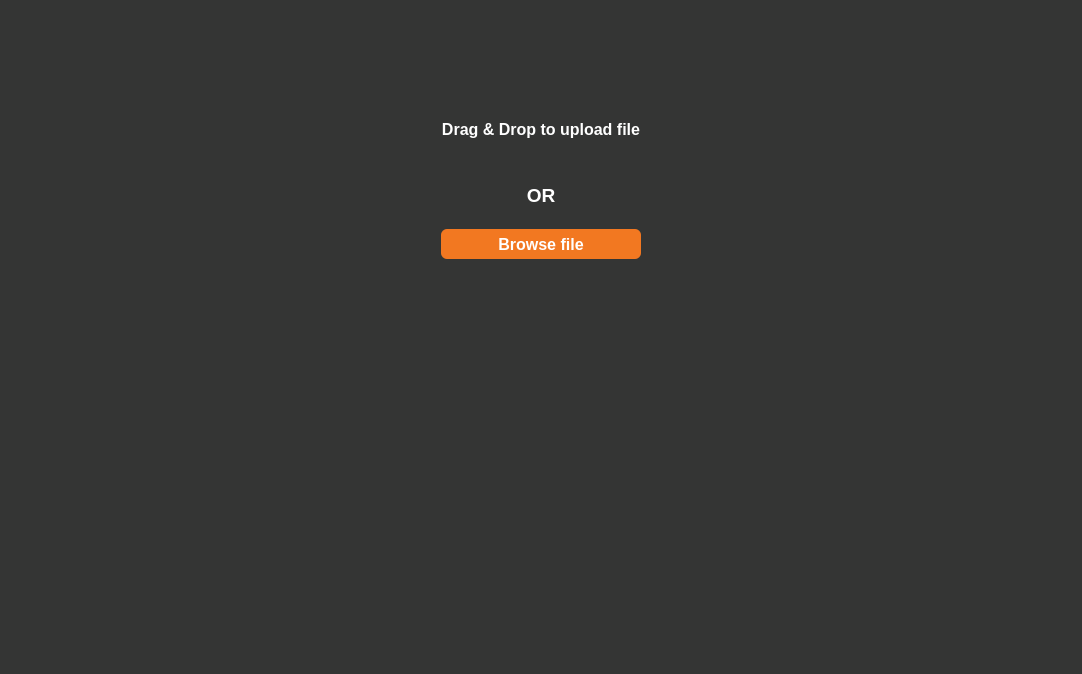
First picture: the form in newSimpleAnalyze/screens/ui/FileUploader.ui, repository Smidig-Leo/volatility3, before the edit.
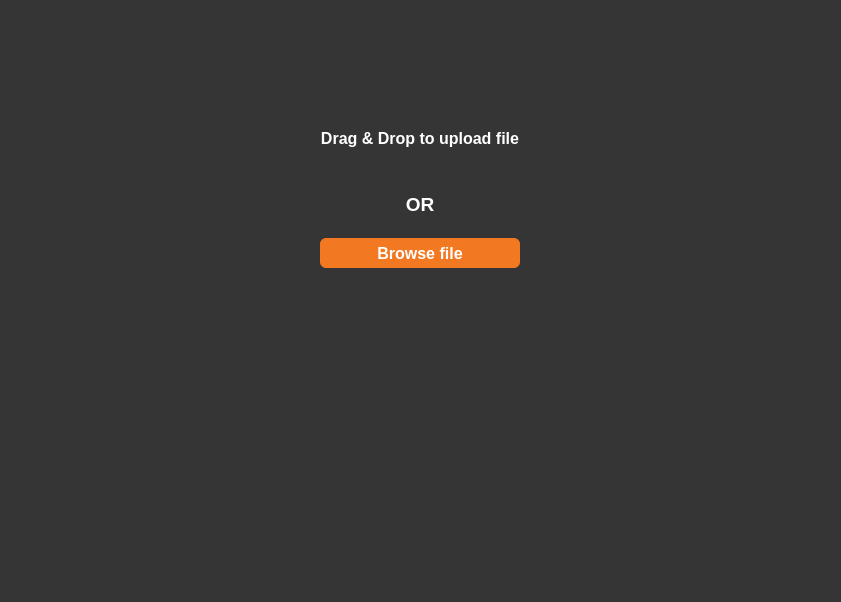
Second picture: the form after the edit. Icons and pictures are not drawn.

What changed in the file:
```diff
--- a/newSimpleAnalyze/screens/ui/FileUploader.ui
+++ b/newSimpleAnalyze/screens/ui/FileUploader.ui
@@ -6,8 +6,8 @@
    <rect>
     <x>0</x>
     <y>0</y>
-    <width>1082</width>
-    <height>674</height>
+    <width>841</width>
+    <height>602</height>
    </rect>
   </property>
   <property name="windowTitle">
@@ -16,14 +16,21 @@
   <property name="styleSheet">
    <string notr="true">QWidget QFrame {
 	border:none;
+}</string>
+  </property>
+  <widget class="QWidget" name="centralwidget">
+   <property name="styleSheet">
+    <string notr="true">QWidget{
+	background-color: rgb(52, 53, 52);
 }
+
 /*VERTICAL SCROLLBAR*/
 QScrollBar:vertical {
 	border:none;
 	background-color: rgb(242, 102, 42);
     width:14px;
     margin:15px 0 15px 0;
-    border-radius:0px;
+    boder-radius:0px;
 }
 
 /*HANDLE BAT VERTICAL*/
@@ -96,7 +103,7 @@
 	background-color: rgb(242, 102, 42);
     height:14px;
     margin:0 15px 0 15px;
-    border-radius:0px;
+    boder-radius:0px;
 }
 QScrollBar::handle:horizontal {
     background-color:  rgb(242, 102, 42);
@@ -115,7 +122,7 @@
 QScrollBar::add-line:horizontal {
   border:none;
   background-color: rgb(242, 102, 42);
-  width:15px;
+  width:0px;
   border-bottom-right-radius:7px;
   border-top-right-radius:7px;
   subcontrol-position:right;
@@ -133,7 +140,7 @@
 QScrollBar::sub-line:horizontal {
   border:none;
   background-color:  rgb(242, 102, 42);
-  width:15px;
+  width:0px;
   border-bottom-left-radius:7px;
   border-top-left-radius:7px;
   subcontrol-position:left;
@@ -157,215 +164,8 @@
  background:none;
 }</string>
   </property>
-  <widget class="QWidget" name="centralwidget">
    <layout class="QVBoxLayout" name="verticalLayout">
-    <property name="spacing">
-     <number>0</number>
-    </property>
-    <property name="leftMargin">
-     <number>0</number>
-    </property>
-    <property name="topMargin">
-     <number>0</number>
-    </property>
-    <property name="rightMargin">
-     <number>0</number>
-    </property>
-    <property name="bottomMargin">
-     <number>0</number>
-    </property>
-    <item>
-     <widget class="QFrame" name="frame">
-      <property name="layoutDirection">
-       <enum>Qt::LeftToRight</enum>
-      </property>
-      <property name="styleSheet">
-       <string notr="true">background-color: rgb(52, 53, 52);</string>
-      </property>
-      <property name="frameShape">
-       <enum>QFrame::StyledPanel</enum>
-      </property>
-      <property name="frameShadow">
-       <enum>QFrame::Raised</enum>
-      </property>
-      <layout class="QGridLayout" name="gridLayout">
-       <property name="leftMargin">
-        <number>0</number>
-       </property>
-       <property name="topMargin">
-        <number>0</number>
-       </property>
-       <property name="rightMargin">
-        <number>0</number>
-       </property>
-       <property name="bottomMargin">
-        <number>0</number>
-       </property>
-       <property name="spacing">
-        <number>0</number>
-       </property>
-       <item row="1" column="0">
-        <widget class="QWidget" name="popupWidget" native="true">
-         <property name="minimumSize">
-          <size>
-           <width>500</width>
-           <height>0</height>
-          </size>
-         </property>
-         <property name="maximumSize">
-          <size>
-           <width>500</width>
-           <height>16777215</height>
-          </size>
-         </property>
-         <property name="font">
-          <font>
-           <pointsize>10</pointsize>
-          </font>
-         </property>
-         <layout class="QVBoxLayout" name="verticalLayout_4">
-          <property name="spacing">
-           <number>0</number>
-          </property>
-          <property name="leftMargin">
-           <number>0</number>
-          </property>
-          <property name="topMargin">
-           <number>0</number>
-          </property>
-          <property name="rightMargin">
-           <number>0</number>
-          </property>
-          <property name="bottomMargin">
-           <number>0</number>
-          </property>
-          <item>
-           <widget class="QFrame" name="frame_4">
-            <property name="minimumSize">
-             <size>
-              <width>0</width>
-              <height>10</height>
-             </size>
-            </property>
-            <property name="maximumSize">
-             <size>
-              <width>16777215</width>
-              <height>10</height>
-             </size>
-            </property>
-            <property name="frameShape">
-             <enum>QFrame::StyledPanel</enum>
-            </property>
-            <property name="frameShadow">
-             <enum>QFrame::Raised</enum>
-            </property>
-           </widget>
-          </item>
-          <item alignment="Qt::AlignHCenter|Qt::AlignBottom">
-           <widget class="QLabel" name="uploadedText">
-            <property name="font">
-             <font>
-              <pointsize>-1</pointsize>
-             </font>
-            </property>
-            <property name="styleSheet">
-             <string notr="true">color:white;
-font-size:16px;</string>
-            </property>
-            <property name="text">
-             <string/>
-            </property>
-           </widget>
-          </item>
           <item alignment="Qt::AlignHCenter">
-           <widget class="QScrollArea" name="uploadedFilesScroll">
-            <property name="minimumSize">
-             <size>
-              <width>500</width>
-              <height>30</height>
-             </size>
-            </property>
-            <property name="maximumSize">
-             <size>
-              <width>500</width>
-              <height>30</height>
-             </size>
-            </property>
-            <property name="styleSheet">
-             <string notr="true">border:1px solid transparent;</string>
-            </property>
-            <property name="widgetResizable">
-             <bool>true</bool>
-            </property>
-            <widget class="QWidget" name="scrollAreaWidgetContents_6">
-             <property name="geometry">
-              <rect>
-               <x>0</x>
-               <y>0</y>
-               <width>498</width>
-               <height>28</height>
-              </rect>
-             </property>
-             <layout class="QVBoxLayout" name="verticalLayout_6">
-              <property name="spacing">
-               <number>40</number>
-              </property>
-              <property name="leftMargin">
-               <number>0</number>
-              </property>
-              <property name="topMargin">
-               <number>0</number>
-              </property>
-              <property name="rightMargin">
-               <number>0</number>
-              </property>
-              <property name="bottomMargin">
-               <number>0</number>
-              </property>
-             </layout>
-            </widget>
-           </widget>
-          </item>
-          <item alignment="Qt::AlignHCenter|Qt::AlignTop">
-           <widget class="QFrame" name="analyzeButtonFrame">
-            <property name="cursor">
-             <cursorShape>ArrowCursor</cursorShape>
-            </property>
-            <property name="frameShape">
-             <enum>QFrame::StyledPanel</enum>
-            </property>
-            <property name="frameShadow">
-             <enum>QFrame::Raised</enum>
-            </property>
-            <layout class="QVBoxLayout" name="verticalLayout_5"/>
-           </widget>
-          </item>
-          <item>
-           <widget class="QFrame" name="frame_3">
-            <property name="minimumSize">
-             <size>
-              <width>0</width>
-              <height>100</height>
-             </size>
-            </property>
-            <property name="maximumSize">
-             <size>
-              <width>16777215</width>
-              <height>100</height>
-             </size>
-            </property>
-            <property name="frameShape">
-             <enum>QFrame::StyledPanel</enum>
-            </property>
-            <property name="frameShadow">
-             <enum>QFrame::Raised</enum>
-            </property>
-           </widget>
-          </item>
-         </layout>
-        </widget>
-       </item>
-       <item row="0" column="0">
         <widget class="QFrame" name="dropArea">
          <property name="sizePolicy">
           <sizepolicy hsizetype="Fixed" vsizetype="Fixed">
@@ -555,6 +355,10 @@
           </item>
           <item>
            <widget class="QFrame" name="fileUploaderFrame">
+         <property name="styleSheet">
+          <string notr="true">
+</string>
+         </property>
             <property name="frameShape">
              <enum>QFrame::StyledPanel</enum>
             </property>
@@ -594,6 +398,10 @@
                   <height>116</height>
                  </rect>
                 </property>
+             <property name="styleSheet">
+              <string notr="true">
+</string>
+             </property>
                </widget>
               </widget>
              </item>
@@ -601,6 +409,107 @@
            </widget>
           </item>
          </layout>
+     </widget>
+    </item>
+    <item>
+     <widget class="QWidget" name="popupWidget" native="true">
+      <property name="font">
+       <font>
+        <pointsize>10</pointsize>
+       </font>
+      </property>
+      <layout class="QVBoxLayout" name="verticalLayout_4">
+       <property name="spacing">
+        <number>0</number>
+       </property>
+       <property name="leftMargin">
+        <number>0</number>
+       </property>
+       <property name="topMargin">
+        <number>0</number>
+       </property>
+       <property name="rightMargin">
+        <number>0</number>
+       </property>
+       <property name="bottomMargin">
+        <number>0</number>
+       </property>
+       <item alignment="Qt::AlignHCenter|Qt::AlignBottom">
+        <widget class="QLabel" name="uploadedText">
+         <property name="font">
+          <font>
+           <pointsize>-1</pointsize>
+          </font>
+         </property>
+         <property name="styleSheet">
+          <string notr="true">color:white;
+font-size:16px;</string>
+         </property>
+         <property name="text">
+          <string/>
+         </property>
+        </widget>
+       </item>
+       <item>
+        <widget class="QScrollArea" name="uploadedFilesScroll">
+         <property name="minimumSize">
+          <size>
+           <width>0</width>
+           <height>30</height>
+          </size>
+         </property>
+         <property name="maximumSize">
+          <size>
+           <width>16777215</width>
+           <height>30</height>
+          </size>
+         </property>
+         <property name="styleSheet">
+          <string notr="true">QScrollBar {
+	background-color:transparent;
+}</string>
+         </property>
+         <property name="widgetResizable">
+          <bool>true</bool>
+         </property>
+         <widget class="QWidget" name="scrollAreaWidgetContents_6">
+          <property name="geometry">
+           <rect>
+            <x>0</x>
+            <y>0</y>
+            <width>823</width>
+            <height>30</height>
+           </rect>
+          </property>
+          <layout class="QVBoxLayout" name="verticalLayout_6">
+           <property name="spacing">
+            <number>0</number>
+           </property>
+           <property name="leftMargin">
+            <number>0</number>
+           </property>
+           <property name="topMargin">
+            <number>0</number>
+           </property>
+           <property name="rightMargin">
+            <number>0</number>
+           </property>
+           <property name="bottomMargin">
+            <number>0</number>
+           </property>
+          </layout>
+         </widget>
+        </widget>
+       </item>
+       <item alignment="Qt::AlignHCenter|Qt::AlignTop">
+        <widget class="QFrame" name="analyzeButtonFrame">
+         <property name="frameShape">
+          <enum>QFrame::StyledPanel</enum>
+         </property>
+         <property name="frameShadow">
+          <enum>QFrame::Raised</enum>
+         </property>
+         <layout class="QVBoxLayout" name="verticalLayout_5"/>
         </widget>
        </item>
       </layout>
```
Left out of the diff: 31 changed lines with no effect on the pictures. Lines whose indentation alone changed are shown as unchanged.
